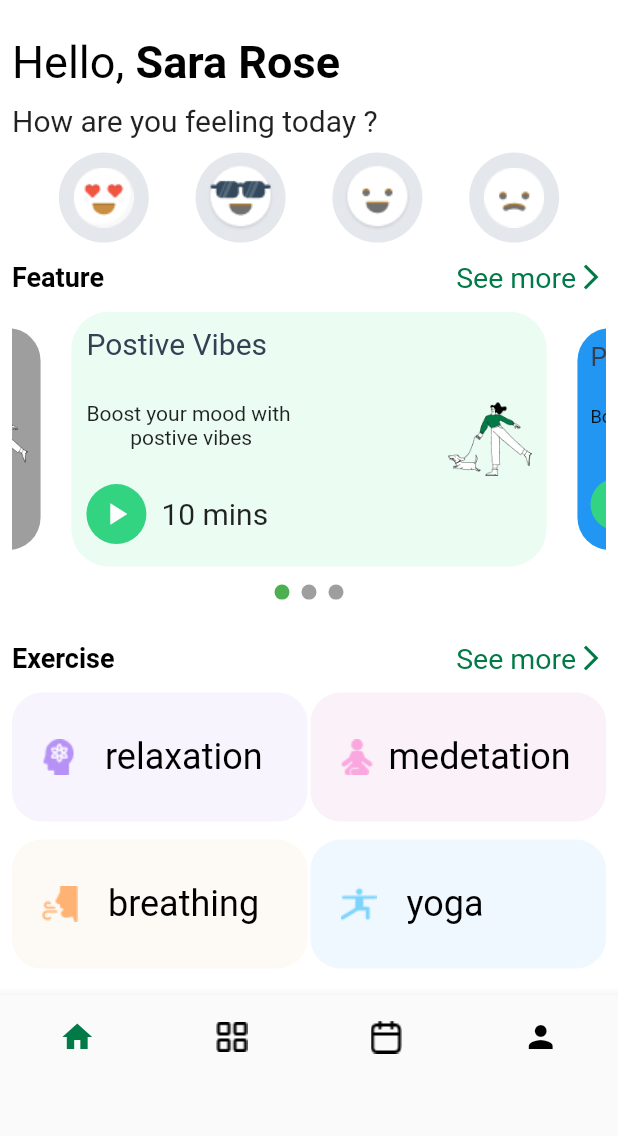
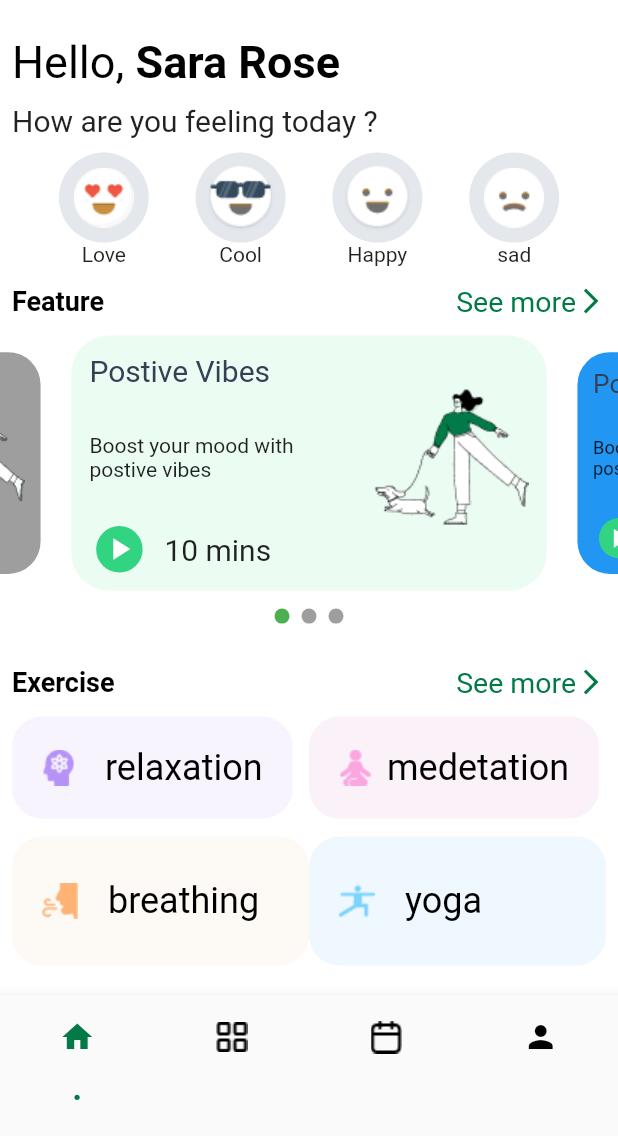
Before and after one commit to youssefAnwar87/quiz_flutter, a Flutter app: the MoodyScreen screen opened by its route, on a phone screen of 412 x 824 dp, the part 100-1236 px from its top. Run offline on Flutter 3.47's test engine with Material 2 defaults, Android fonts, the phone set to English and light mode, and no system bars; drawn by our look-alikes of badges, carousel_slider.

Commit message:
small edits on first screen

```diff
--- a/lib/main.dart
+++ b/lib/main.dart
@@ -16,7 +16,7 @@ void main() {
           MoodyScreen.routeName : (_)=> MoodyScreen(),
           WorkApp.routeName : (_)=> WorkApp(),
         },
-        initialRoute:WorkApp.routeName ,
+        initialRoute:MoodyScreen.routeName ,
       ),
     ),
   );
--- a/lib/screens/firstScreen/home.dart
+++ b/lib/screens/firstScreen/home.dart
@@ -61,26 +61,47 @@ class _HomeScreenState extends State<HomeScreen> {
     Row(
     mainAxisAlignment: MainAxisAlignment.spaceEvenly,
     children: [
+    Column(
+      children: [
         CircleAvatar(
         backgroundColor: Color(0xffE4E7EC),
         radius: 30,
         child: Image.asset(AppAssets.love),
         ),
+        Text("Love",style: TextStyle(fontSize: 14,fontWeight: FontWeight.normal),)
+      ],
+    ),
+      Column(
+      children: [
         CircleAvatar(
         backgroundColor: Color(0xffE4E7EC),
         radius: 30,
         child: Image.asset(AppAssets.Frame),
         ),
+        Text("Cool",style: TextStyle(fontSize: 14,fontWeight: FontWeight.normal),)
+      ],
+    ),
+      Column(
+      children: [
         CircleAvatar(
         backgroundColor: Color(0xffE4E7EC),
         radius: 30,
         child: Image.asset(AppAssets.smile),
         ),
+        Text("Happy",style: TextStyle(fontSize: 14,fontWeight: FontWeight.normal),)
+      ],
+    ),
+      Column(
+      children: [
         CircleAvatar(
         backgroundColor: Color(0xffE4E7EC),
         radius: 30,
         child: Image.asset(AppAssets.sad),
         ),
+        Text("sad",style: TextStyle(fontSize: 14,fontWeight: FontWeight.normal),)
+      ],
+    ),
+
     ],
     ),
     SizedBox(height: 12),
@@ -114,6 +135,7 @@ class _HomeScreenState extends State<HomeScreen> {
           CarouselSlider(
     items: items,
     options: CarouselOptions(
+      clipBehavior: Clip.none,
     height: 170,
     aspectRatio: 16 / 9,
     viewportFraction: 0.8,
@@ -179,6 +201,10 @@ class _HomeScreenState extends State<HomeScreen> {
     Row(
     children: [
     Expanded(
+      flex: 2,
+    child: SingleChildScrollView(
+      scrollDirection: Axis.horizontal, // Scroll horizontally
+
       child: Container(
       decoration: BoxDecoration(
       color: Color(0xfff8f4fe),
@@ -187,7 +213,7 @@ class _HomeScreenState extends State<HomeScreen> {
       padding: EdgeInsets.symmetric(horizontal: 20, vertical: 20),
       child: Row(
       children: [
-    Tab(icon: new Image.asset(AppAssets.relaxation)),
+        Image.asset(AppAssets.relaxation),
       SizedBox(width: 20),
       Text(
       "relaxation",
@@ -200,8 +226,12 @@ class _HomeScreenState extends State<HomeScreen> {
       ),
       ),
     ),
-    SizedBox(width: 2),
+    ),
     Expanded(
+      flex: 2,
+    child: SingleChildScrollView(
+      scrollDirection: Axis.horizontal, // Scroll horizontally
+
       child: Container(
       decoration: BoxDecoration(
       color: Color(0xfffbf1f9),
@@ -210,7 +240,7 @@ class _HomeScreenState extends State<HomeScreen> {
       padding: EdgeInsets.symmetric(horizontal: 20, vertical: 20),
       child: Row(
       children: [
-    Tab(icon: new Image.asset(AppAssets.medetation)),
+        Image.asset(AppAssets.medetation)   ,
         SizedBox(width: 10),
       Text(
       "medetation",
@@ -220,6 +250,7 @@ class _HomeScreenState extends State<HomeScreen> {
       ),
       ),
       ],
+      ),
       ),
     ),
     ),
@@ -251,7 +282,6 @@ class _HomeScreenState extends State<HomeScreen> {
     ),
     ),
     ),
-      SizedBox(width: 2),
       Expanded(
         child: Container(
           decoration: BoxDecoration(
--- a/lib/screens/firstScreen/moody_screen.dart
+++ b/lib/screens/firstScreen/moody_screen.dart
@@ -16,7 +16,7 @@ class MoodyScreen extends StatefulWidget {
 }
 
 class _MoodyScreenState extends State<MoodyScreen> {
-  List<String> labels = ["", "", "", ""];
+  List<String> labels = [".", "", "", ""];
   int currentTabIndex = 0;
    String pointForSelected ="";
 
--- a/lib/utils/containner_item.dart
+++ b/lib/utils/containner_item.dart
@@ -8,27 +8,28 @@ class ContainerItem extends StatelessWidget {
   @override
   Widget build(BuildContext context) {
     return Container(
-      padding: EdgeInsets.all(10),
+      clipBehavior: Clip.none,
+      padding: EdgeInsets.all(12),
       child: Column(
         crossAxisAlignment: CrossAxisAlignment.stretch,
         children: [
-          Expanded(
-            child: Text("Postive Vibes",style: TextStyle(
+          Text("Postive Vibes",style: TextStyle(
             color: Color(0xff344054),
             fontSize: 20,
             fontWeight: FontWeight.normal
           ),textAlign: TextAlign.start,
           ),
-          ),
-          Expanded(
-            child: Row(
+          Row(
+            mainAxisAlignment: MainAxisAlignment.start,
             children: [
               Column(
+                crossAxisAlignment: CrossAxisAlignment.start ,
                 children: [
                   Text("Boost your mood with ",style: TextStyle(
                     fontWeight: FontWeight.normal,
                     fontSize: 14
-                    ),),Text("postive vibes",style: TextStyle(
+                  ),),
+                  Text("postive vibes",style: TextStyle(
                     fontWeight: FontWeight.normal,
                     fontSize: 14,
                   ),textAlign: TextAlign.start,
@@ -39,7 +40,6 @@ class ContainerItem extends StatelessWidget {
               Spacer(),
               Image.asset(AppAssets.WalkingtheDog)
             ],
-            ),
           ),
           Expanded(
             child: Row(children: [
```
Lines whose indentation alone changed are shown as unchanged.
